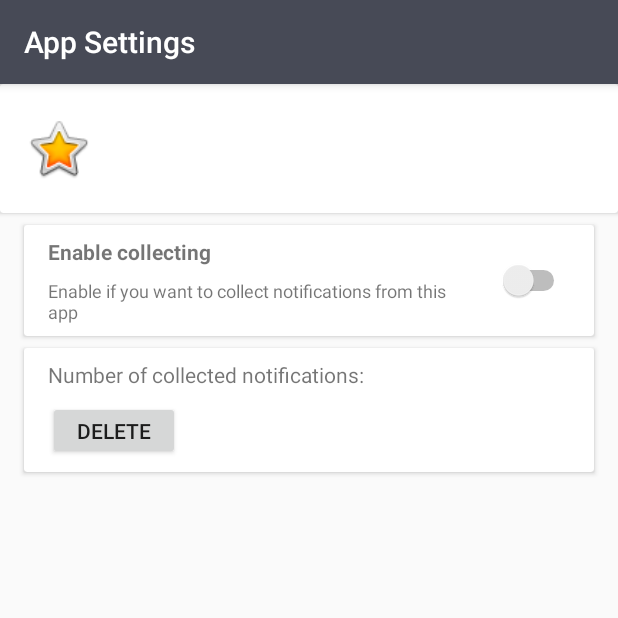
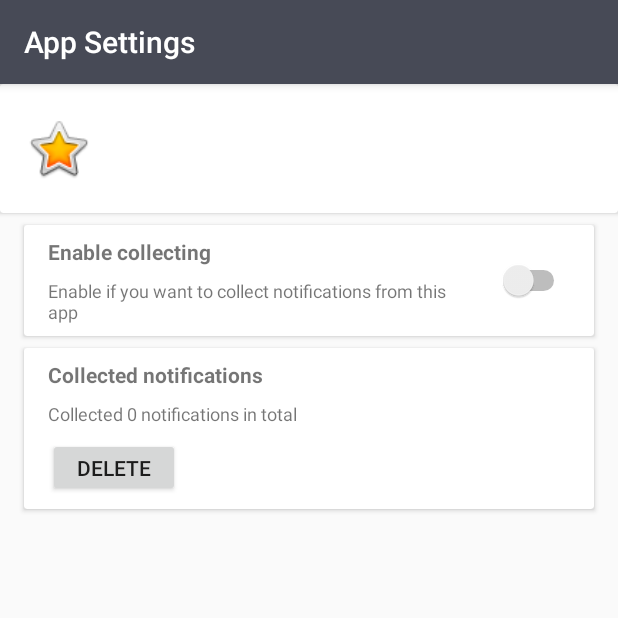
Before and after one commit to Javidp/NotificationsCollector, an Android app: the AppSettings screen opened directly, with no data from a screen before it, on a phone screen of 412 x 824 dp, the top half of it. Run offline under Robolectric (Android 15) with nearby library versions, the phone set to English and light mode, and no system bars; our stand-ins replace Room's generated code.

Commit message:
Add deleting notifications to app settings

```diff
--- a/app/build.gradle
+++ b/app/build.gradle
@@ -32,6 +32,7 @@ dependencies {
     implementation 'androidx.constraintlayout:constraintlayout:1.1.3'
     implementation 'androidx.recyclerview:recyclerview:1.0.0'
     implementation 'androidx.cardview:cardview:1.0.0'
+    implementation "org.jetbrains.kotlinx:kotlinx-coroutines-core:1.1.1"
 
     def room_version = "2.1.0-beta01"
     implementation "androidx.room:room-runtime:$room_version"
--- a/app/src/main/java/com/jd/notificationscollector/apps/AppSettings.kt
+++ b/app/src/main/java/com/jd/notificationscollector/apps/AppSettings.kt
@@ -1,15 +1,22 @@
 package com.jd.notificationscollector.apps
 
 import android.os.Bundle
-import android.widget.ImageView
-import android.widget.TextView
+import androidx.appcompat.app.AlertDialog
 import androidx.appcompat.app.AppCompatActivity
 import com.jd.notificationscollector.BitmapDrawableConverter
 import com.jd.notificationscollector.R
 import com.jd.notificationscollector.database.NcDatabase
+import com.jd.notificationscollector.model.AppInfo
 import kotlinx.android.synthetic.main.activity_app_settings.*
+import kotlinx.android.synthetic.main.content_app_settings.*
+import kotlinx.coroutines.GlobalScope
+import kotlinx.coroutines.delay
+import kotlinx.coroutines.launch
 
 class AppSettings : AppCompatActivity() {
+
+    private lateinit var db: NcDatabase
+    private var app: AppInfo? = null
 
     override fun onCreate(savedInstanceState: Bundle?) {
         super.onCreate(savedInstanceState)
@@ -17,18 +24,58 @@ class AppSettings : AppCompatActivity() {
         setSupportActionBar(toolbar)
 
         val appPackage = intent.getStringExtra("app_package_name")
-        val db = NcDatabase.create(this)
-        val app = db.appsInfoDao().findByPackageName(appPackage)
+        db = NcDatabase.create(this)
+        app = db.appsInfoDao().findByPackageName(appPackage)
 
-        val bitmapDrawableConverter = BitmapDrawableConverter(this)
+        initDefaultValues()
+        setupAppInfo()
+        setupCollectedNotificationsInfo()
+    }
 
+    private fun initDefaultValues() {
+        app_settings_collected_notifications_description.text = getString(R.string.app_settings_number_of_notifications_description, 0)
+    }
+
+    private fun setupAppInfo() {
         app?.let {
-            findViewById<TextView>(R.id.app_settings_app_name).text = it.appName
-            findViewById<TextView>(R.id.app_settings_app_package).text = it.packageName
+            app_settings_app_name.text = it.appName
+            app_settings_app_package.text = it.packageName
             it.appIcon?.let {iconBlob ->
-                findViewById<ImageView>(R.id.app_settings_icon).setImageDrawable(bitmapDrawableConverter.toDrawable(iconBlob))
+                val bitmapDrawableConverter = BitmapDrawableConverter(this)
+                app_settings_icon.setImageDrawable(bitmapDrawableConverter.toDrawable(iconBlob))
             }
         }
     }
 
+    private fun setupCollectedNotificationsInfo() {
+        app?.packageName?.let {
+            GlobalScope.launch {
+                val notificationsCount = db.notificationsDao().countByPackageName(it)
+                app_settings_collected_notifications_description.text = getString(R.string.app_settings_number_of_notifications_description, notificationsCount)
+            }
+        }
+
+        app_settings_btn_delete_notifications.setOnClickListener {
+            showDeleteNotificationsDialog()
+        }
+    }
+
+    private fun showDeleteNotificationsDialog() {
+        AlertDialog.Builder(this)
+            .setTitle(R.string.clear_confirm_title)
+            .setMessage(R.string.clear_confirm_message)
+            .setPositiveButton(R.string.confirm_positive) { _, _ ->
+                deleteNotifications()
+                setupCollectedNotificationsInfo()
+            }
+            .setNegativeButton(R.string.confirm_negative, null)
+            .show()
+    }
+
+    private fun deleteNotifications() {
+        app?.packageName?.let {
+            db.notificationsDao().deleteByPackageName(it)
+        }
+    }
+
 }
--- a/app/src/main/java/com/jd/notificationscollector/dao/NotificationsDao.kt
+++ b/app/src/main/java/com/jd/notificationscollector/dao/NotificationsDao.kt
@@ -13,6 +13,12 @@ interface NotificationsDao: BaseDao<Notification> {
     @Query("SELECT * FROM notifications ORDER BY timestamp DESC LIMIT :limit")
     fun findLast(limit: Int): List<Notification>
 
+    @Query("DELETE FROM notifications WHERE packageName = :packageName")
+    fun deleteByPackageName(packageName: String): Int
+
+    @Query("SELECT count(_id) FROM notifications WHERE packageName = :packageName")
+    fun countByPackageName(packageName: String): Int
+
     @Query("DELETE FROM notifications")
     fun clearAll()
 
--- a/app/src/main/res/layout/content_app_settings.xml
+++ b/app/src/main/res/layout/content_app_settings.xml
@@ -152,17 +152,20 @@
                     android:layout_height="match_parent">
 
                     <TextView
-                        android:id="@+id/textView4"
+                        android:id="@+id/app_settings_collected_notifications_description"
                         android:layout_width="0dp"
                         android:layout_height="wrap_content"
                         android:layout_marginStart="16dp"
                         android:layout_marginTop="8dp"
+                        android:layout_marginEnd="16dp"
                         android:text="@string/app_settings_number_of_notifications_description"
+                        android:textSize="12sp"
+                        app:layout_constraintEnd_toEndOf="parent"
                         app:layout_constraintStart_toStartOf="parent"
-                        app:layout_constraintTop_toTopOf="parent" />
+                        app:layout_constraintTop_toBottomOf="@id/textView5" />
 
                     <Button
-                        android:id="@+id/button"
+                        android:id="@+id/app_settings_btn_delete_notifications"
                         android:layout_width="0dp"
                         android:layout_height="wrap_content"
                         android:layout_marginStart="16dp"
@@ -173,7 +176,21 @@
                         android:textSize="14sp"
                         app:layout_constraintBottom_toBottomOf="parent"
                         app:layout_constraintStart_toStartOf="parent"
-                        app:layout_constraintTop_toBottomOf="@+id/textView4" />
+                        app:layout_constraintTop_toBottomOf="@+id/app_settings_collected_notifications_description" />
+
+                    <TextView
+                        android:id="@+id/textView5"
+                        android:layout_width="0dp"
+                        android:layout_height="wrap_content"
+                        android:layout_marginStart="16dp"
+                        android:layout_marginTop="8dp"
+                        android:layout_marginEnd="16dp"
+                        android:text="Collected notifications"
+                        android:textStyle="bold"
+                        app:layout_constraintBottom_toTopOf="@+id/app_settings_collected_notifications_description"
+                        app:layout_constraintEnd_toEndOf="parent"
+                        app:layout_constraintStart_toStartOf="parent"
+                        app:layout_constraintTop_toTopOf="parent" />
                 </androidx.constraintlayout.widget.ConstraintLayout>
             </androidx.cardview.widget.CardView>
         </androidx.constraintlayout.widget.ConstraintLayout>
--- a/app/src/main/res/values/strings.xml
+++ b/app/src/main/res/values/strings.xml
@@ -24,5 +24,5 @@
     <string name="title_activity_app_settings">App Settings</string>
     <string name="app_settings_enable_collecting_title">Enable collecting</string>
     <string name="app_settings_enable_collecting_description">Enable if you want to collect notifications from this app</string>
-    <string name="app_settings_number_of_notifications_description">Number of collected notifications:</string>
+    <string name="app_settings_number_of_notifications_description">Collected %d notifications in total</string>
 </resources>
```
